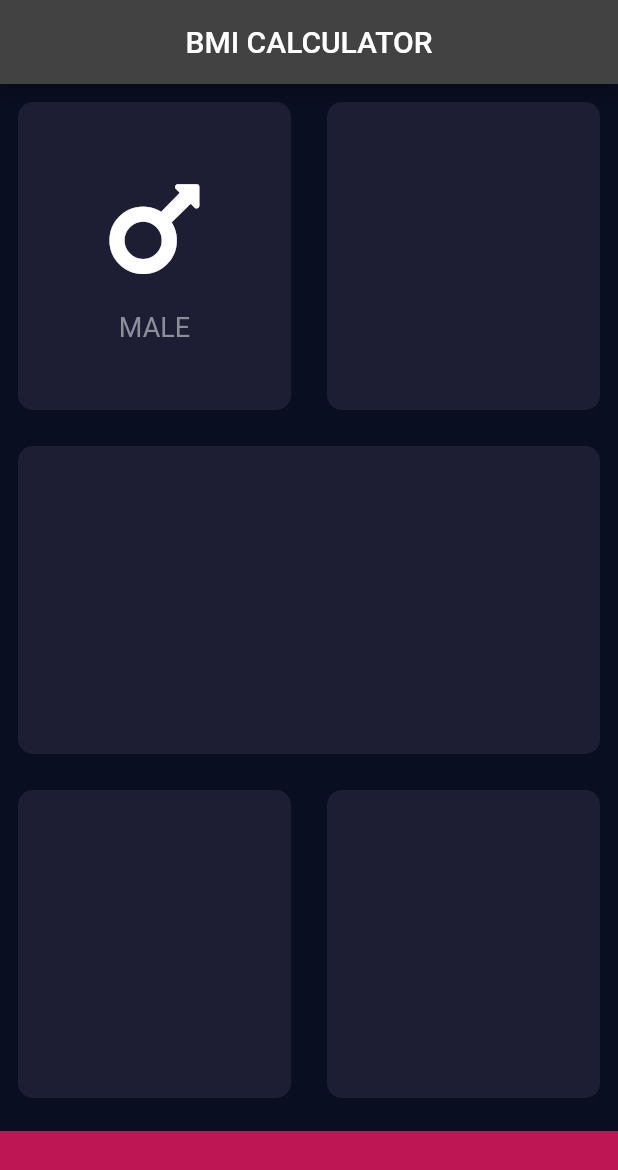
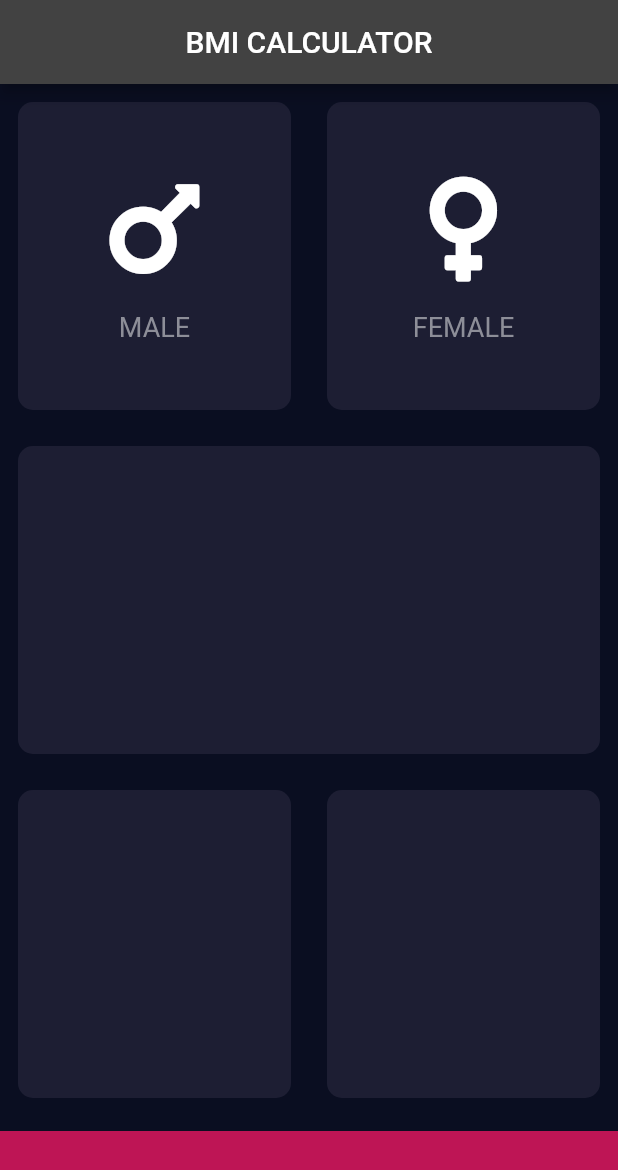
Before and after one commit to KaungThant-Zin/bmi-calculator, a Flutter app: the screen it shows after launch, on a phone screen of 412 x 824 dp. Shown: the top 1170 px of the screen. Run offline on Flutter 3.47's test engine with Material 2 defaults, Android fonts, the phone set to English and light mode, and no system bars; our stand-ins replace font_awesome_flutter.

Commit message:
refactor icons

```diff
--- a/lib/input_page.dart
+++ b/lib/input_page.dart
@@ -26,12 +26,19 @@ class _InputPageState extends State<InputPage> {
                 Expanded(
                   child: ReusableCard(
                     bmicolour: activeCardColor,
-                    childCard: IconContent(),
+                    childCard: IconContent(
+                      myIcon: FontAwesomeIcons.mars,
+                      myText: 'MALE',
+                    ),
                   ),
                 ),
                 Expanded(
                   child: ReusableCard(
                     bmicolour: activeCardColor,
+                    childCard: IconContent(
+                      myIcon: FontAwesomeIcons.venus,
+                      myText: 'FEMALE',
+                    ),
                   ),
                 ),
               ],
@@ -71,9 +78,9 @@ class _InputPageState extends State<InputPage> {
 }
 
 class IconContent extends StatelessWidget {
-  const IconContent({
-    Key key,
-  }) : super(key: key);
+  final IconData myIcon;
+  final String myText;
+  IconContent({this.myIcon, this.myText});
 
   @override
   Widget build(BuildContext context) {
@@ -81,14 +88,14 @@ class IconContent extends StatelessWidget {
       mainAxisAlignment: MainAxisAlignment.center,
       children: [
         Icon(
-          FontAwesomeIcons.mars,
+          myIcon,
           size: 80.0,
         ),
         SizedBox(
           height: 15.0,
         ),
         Text(
-          'MALE',
+          myText,
           style: TextStyle(fontSize: 18.0, color: Color(0xFF8D8E98)),
         ),
       ],
```
